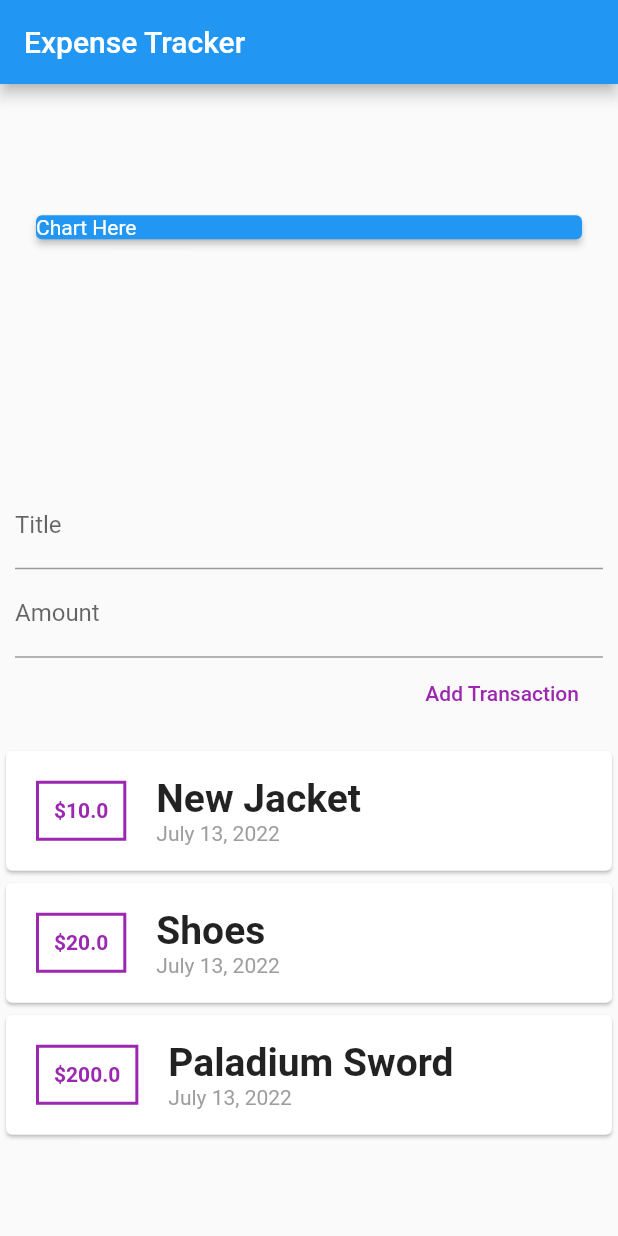
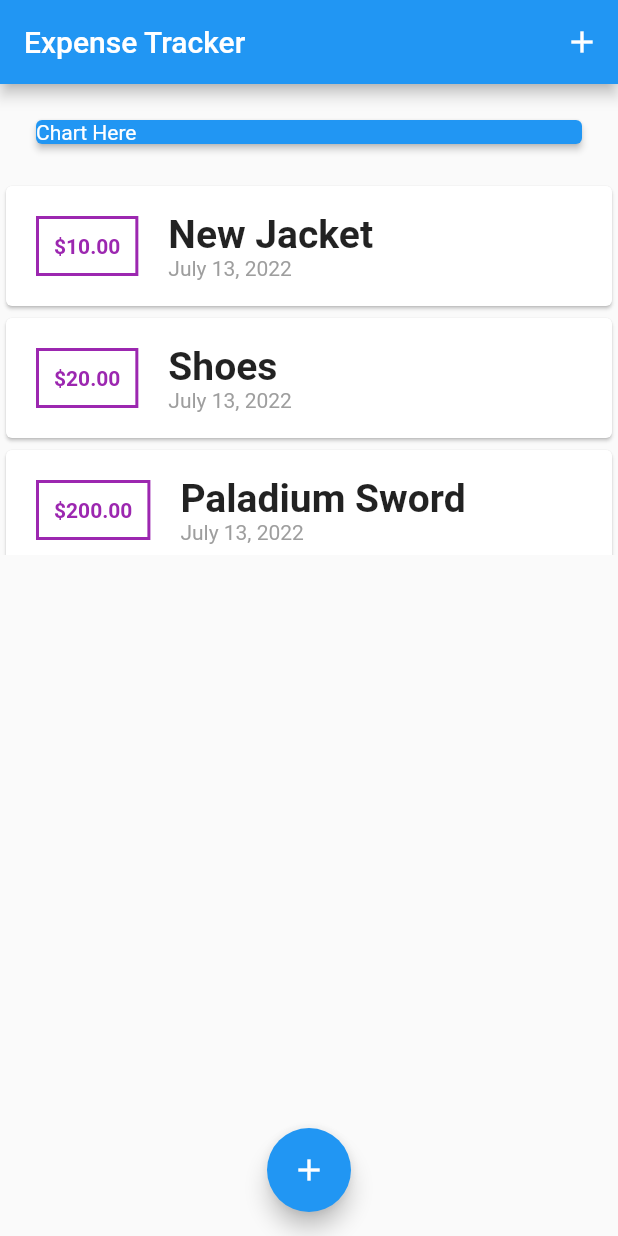
Before and after one commit to dewabisma/flutter-expense-tracker, a Flutter app: the screen it shows after launch, on a phone screen of 412 x 824 dp. Run offline on Flutter 3.47's test engine with Material 2 defaults, Android fonts, the phone set to English and light mode, and no system bars.

Commit message:
add modalSHeet, finish floating button

```diff
--- a/lib/main.dart
+++ b/lib/main.dart
@@ -1,20 +1,77 @@
-import 'package:expense_tracker_flutter/widgets/transaction_manager.dart';
 import 'package:flutter/material.dart';
+import './widgets/transaction_history.dart';
+import './widgets/transaction_form.dart';
+import './models/transaction.dart';
 
-void main() {
-  runApp(MyApp());
-}
+void main() => runApp(MyApp());
 
 class MyApp extends StatelessWidget {
   @override
   Widget build(BuildContext context) {
     return MaterialApp(
-      home: Scaffold(
-        appBar: AppBar(
-          title: Text('Expense Tracker'),
-        ),
-        body: Column(
-          mainAxisAlignment: MainAxisAlignment.spaceAround,
+      title: 'Expense Tracker',
+      home: MyHomePage(),
+    );
+  }
+}
+
+class MyHomePage extends StatefulWidget {
+  @override
+  _MyHomePageState createState() => _MyHomePageState();
+}
+
+class _MyHomePageState extends State<MyHomePage> {
+  final List<Transaction> _transactions = [
+    Transaction(
+        id: '1', title: 'New Jacket', amount: 10.00, date: DateTime.now()),
+    Transaction(id: '2', title: 'Shoes', amount: 20.00, date: DateTime.now()),
+    Transaction(
+        id: '3', title: 'Paladium Sword', amount: 200.00, date: DateTime.now()),
+    Transaction(
+        id: '4', title: 'Mitrhil Sword', amount: 150.00, date: DateTime.now()),
+  ];
+
+  void _addTransaction(String title, double amount) {
+    final newTx = Transaction(
+        id: (1).toString(), amount: amount, title: title, date: DateTime.now());
+
+    setState(() {
+      _transactions.add(newTx);
+    });
+
+    // print(_transactions.length);
+  }
+
+  void _startAddNewTransaction(BuildContext ctx) {
+    showModalBottomSheet(
+        context: ctx,
+        builder: (_) {
+          return GestureDetector(
+              onTap: () {},
+              behavior: HitTestBehavior.opaque,
+              child: TransactionForm(_addTransaction));
+        });
+  }
+
+  @override
+  Widget build(BuildContext context) {
+    return Scaffold(
+      appBar: AppBar(
+        title: Text('Expense Tracker'),
+        actions: <Widget>[
+          IconButton(
+              onPressed: () => _startAddNewTransaction(context),
+              icon: Icon(Icons.add))
+        ],
+      ),
+      floatingActionButtonLocation: FloatingActionButtonLocation.centerFloat,
+      floatingActionButton: FloatingActionButton(
+        child: Icon(Icons.add),
+        onPressed: () => _startAddNewTransaction(context),
+      ),
+      body: SingleChildScrollView(
+        child: Column(
+          // mainAxisAlignment: MainAxisAlignment.spaceAround,
           crossAxisAlignment: CrossAxisAlignment.stretch,
           children: [
             Container(
@@ -30,7 +87,7 @@ class MyApp extends StatelessWidget {
                 ),
               ),
             ),
-            TransactionManager()
+            TransactionHistory(_transactions)
           ],
         ),
       ),
--- a/lib/widgets/transaction_history.dart
+++ b/lib/widgets/transaction_history.dart
@@ -7,12 +7,15 @@ class TransactionHistory extends StatelessWidget {
 
   TransactionHistory(this.transactions);
 
+  @override
   Widget build(BuildContext context) {
-    return Column(
-      children: [
-        ...transactions
-            .map(
-              (tx) => Card(
+    print(transactions.length);
+
+    return Container(
+      height: 250,
+      child: ListView.builder(
+        itemBuilder: (ctx, index) {
+          return Card(
             child: Row(
               children: [
                 Container(
@@ -21,7 +24,7 @@ class TransactionHistory extends StatelessWidget {
                       border: Border.all(color: Colors.purple, width: 2.0)),
                   padding: EdgeInsets.all(10),
                   child: Text(
-                        '\$${tx.amount.toString()}',
+                    '\$${transactions[index].amount!.toStringAsFixed(2)}',
                     style: TextStyle(
                         color: Colors.purple, fontWeight: FontWeight.bold),
                   ),
@@ -29,19 +32,19 @@ class TransactionHistory extends StatelessWidget {
                 Column(
                   crossAxisAlignment: CrossAxisAlignment.start,
                   children: [
-                        Text(tx.title!,
+                    Text(transactions[index].title!,
                         style: TextStyle(
                             fontWeight: FontWeight.bold, fontSize: 26)),
-                        Text(DateFormat.yMMMMd().format(tx.date!),
+                    Text(DateFormat.yMMMMd().format(transactions[index].date!),
                         style: TextStyle(color: Colors.grey))
                   ],
                 )
               ],
             ),
+          );
+        },
+        itemCount: transactions.length,
       ),
-            )
-            .toList()
-      ],
     );
   }
 }
--- a/lib/widgets/transaction_manager.dart
+++ /dev/null
@@ -1,39 +0,0 @@
-import 'package:flutter/material.dart';
-import 'transaction_form.dart';
-import 'transaction_history.dart';
-
-import '../models/transaction.dart';
-
-class TransactionManager extends StatefulWidget {
-  @override
-  State<TransactionManager> createState() => _TransactionManagerState();
-}
-
-class _TransactionManagerState extends State<TransactionManager> {
-  final List<Transaction> _transactions = [
-    Transaction(
-        id: '1', title: 'New Jacket', amount: 10.00, date: DateTime.now()),
-    Transaction(id: '2', title: 'Shoes', amount: 20.00, date: DateTime.now()),
-    Transaction(
-        id: '3', title: 'Paladium Sword', amount: 200.00, date: DateTime.now()),
-  ];
-
-  _addTransaction(String title, double amount) {
-    var newTx = Transaction(
-        id: (1).toString(), amount: amount, title: title, date: DateTime.now());
-
-    setState(() {
-      _transactions.add(newTx);
-    });
-  }
-
-  @override
-  Widget build(BuildContext context) {
-    return Column(
-      children: [
-        TransactionForm(_addTransaction),
-        TransactionHistory(_transactions)
-      ],
-    );
-  }
-}
```
Also changed, not shown: lib/widgets/transaction_form.dart (+27 -6 lines). Lines whose indentation alone changed are shown as unchanged.
